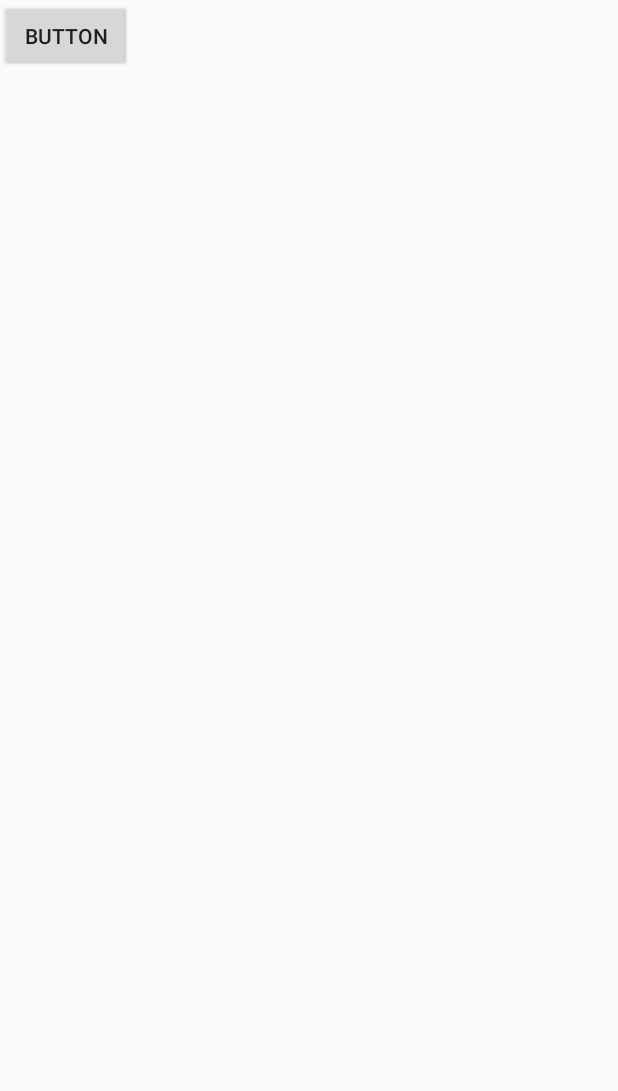
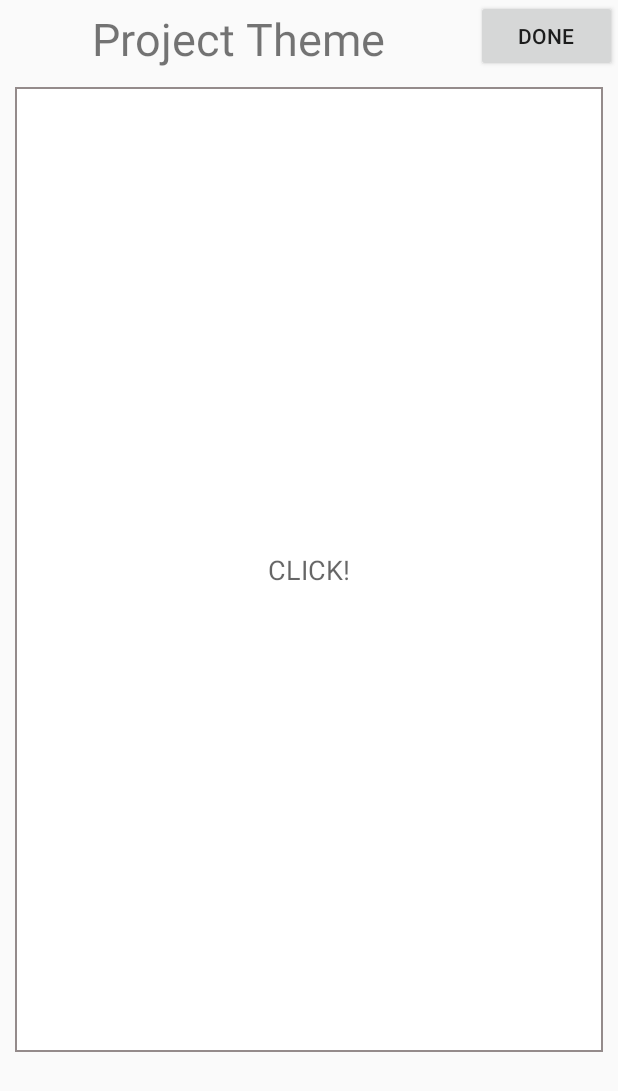
Before and after one commit to SeonA1223/cocoding_Github, an Android app: the Idea_Topic screen opened directly, with no data from a screen before it, on a phone screen of 412 x 824 dp. Shown: the top 1091 px of the screen. Run offline under Robolectric (Android 15) with nearby library versions, the light colour scheme and no system bars.

Commit message:
Idea 부분 Layout의 intent연결 완료. 다음에는 텍스트 입력 전달 코딩해야함.

```diff
--- a/app/src/main/AndroidManifest.xml
+++ b/app/src/main/AndroidManifest.xml
@@ -9,7 +9,7 @@
         android:roundIcon="@mipmap/ic_launcher_round"
         android:supportsRtl="true"
         android:theme="@style/AppTheme">
-        <activity android:name=".MainActivity"
+        <activity android:name=".SecondActivity"
             android:theme="@style/Theme.AppCompat.Light.NoActionBar">
             <intent-filter>
                 <action android:name="android.intent.action.MAIN" />
@@ -17,7 +17,8 @@
                 <category android:name="android.intent.category.LAUNCHER" />
             </intent-filter>
         </activity>
-        <activity android:name=".SecondActivity" />
+
+        <activity android:name=".Idea_subjectActivity"></activity>
         <activity android:name=".Idea.Idea_Topic"/>
         <activity android:name=".Idea.Idea_Topic_Contents"/>
         <activity android:name=".Idea.Idea_Algorithm"/>
--- /dev/null
+++ b/app/src/main/java/com/example/myapplication/Idea_subjectActivity.java
@@ -0,0 +1,6 @@
+package com.example.myapplication;
+
+import android.app.Activity;
+
+public class Idea_subjectActivity extends Activity {
+}
--- a/app/src/main/java/com/example/myapplication/SecondActivity.java
+++ b/app/src/main/java/com/example/myapplication/SecondActivity.java
@@ -2,11 +2,9 @@ package com.example.myapplication;
 
 import android.os.Bundle;
 import android.view.MenuItem;
-import android.widget.FrameLayout;
 
 import androidx.annotation.NonNull;
 import androidx.appcompat.app.AppCompatActivity;
-import androidx.fragment.app.Fragment;
 import androidx.fragment.app.FragmentManager;
 import androidx.fragment.app.FragmentTransaction;
 
@@ -21,7 +19,7 @@ public class SecondActivity extends AppCompatActivity {
     private FragmentManager fragmentManager = getSupportFragmentManager();
     private CodeFragment codeFragment = new CodeFragment();
     private FlowFragment flowFragment = new FlowFragment();
-    private IdeaFragment IdeaFragment = new IdeaFragment();
+    private com.example.myapplication.Fragment.IdeaFragment IdeaFragment = new IdeaFragment();
     private ObjectFragment objectFragment = new ObjectFragment();
 
     BottomNavigationView bottomNavigationView;
@@ -64,4 +62,6 @@ public class SecondActivity extends AppCompatActivity {
         }
     }
 
+
+
 }
--- /dev/null
+++ b/app/src/main/res/drawable/edittext_line.xml
@@ -0,0 +1,16 @@
+<?xml version="1.0" encoding="utf-8"?>
+<selector xmlns:android="http://schemas.android.com/apk/res/android">
+
+    <item>
+
+        <shape android:shape="rectangle">
+
+            <stroke android:width="1dp" android:color="#FF948B8B" />
+
+            <solid android:color="#FFFFFFFF" />
+
+        </shape>
+
+    </item>
+
+</selector>
--- a/app/src/main/res/layout/fragment_idea_topic.xml
+++ b/app/src/main/res/layout/fragment_idea_topic.xml
@@ -1,24 +1,51 @@
 <?xml version="1.0" encoding="utf-8"?>
-<androidx.constraintlayout.widget.ConstraintLayout
+<LinearLayout
     xmlns:android="http://schemas.android.com/apk/res/android"
     xmlns:app="http://schemas.android.com/apk/res-auto"
     xmlns:tools="http://schemas.android.com/tools"
     android:layout_width="match_parent"
-    android:layout_height="match_parent">
+    android:layout_height="match_parent"
+    android:orientation="vertical">
+
+    <LinearLayout
+    android:layout_width="match_parent"
+    android:layout_height="wrap_content"
+    android:orientation="horizontal">
+
+    <TextView
+        android:layout_width="wrap_content"
+        android:layout_height="wrap_content"
+        android:text="Project Theme"
+        android:textSize="30dp"
+        android:textAlignment="center"
+        android:paddingTop="5dp"
+        android:layout_weight="3.8"/>
 
     <Button
         android:id="@+id/button7"
         android:layout_width="wrap_content"
         android:layout_height="wrap_content"
-        android:text="Button"
-        tools:layout_editor_absoluteX="126dp"
-        tools:layout_editor_absoluteY="220dp" />
+        android:text="Done"
+        android:layout_gravity="end"
+        android:layout_weight="0.2"/>
 
-    <ImageView
-        android:id="@+id/imageView2"
-        android:layout_width="wrap_content"
-        android:layout_height="wrap_content"
-        app:srcCompat="@drawable/ic_mypage_main_icon"
-        tools:layout_editor_absoluteX="104dp"
-        tools:layout_editor_absoluteY="320dp" />
-</androidx.constraintlayout.widget.ConstraintLayout>
+</LinearLayout>
+
+
+    <LinearLayout
+        android:layout_width="match_parent"
+        android:layout_height="wrap_content">
+
+        <EditText
+            android:id="@+id/edit_topic"
+            android:layout_width="match_parent"
+            android:layout_height="match_parent"
+            android:hint="CLICK!"
+            android:textAlignment="center"
+            android:lines="30"
+            android:layout_margin="10dp"
+            android:background="@drawable/edittext_line"/>
+
+    </LinearLayout>
+
+</LinearLayout>
```
Also changed, not shown: app/src/main/java/com/example/myapplication/Fragment/IdeaFragment.java (+26 -9 lines), app/src/main/java/com/example/myapplication/Fragment/Idea_subjectActivity.java (added, +29 -0 lines), app/src/main/java/com/example/myapplication/Idea/Idea_Algorithm.java (+49 -8 lines), app/src/main/res/layout/fragment_idea.xml (+9 -6 lines), app/src/main/res/layout/fragment_idea_algorithm.xml (+42 -3 lines), app/src/main/res/layout/fragment_idea_topic_contents.xml (+46 -3 lines), app/src/main/res/layout/idea_subject.xml (added, +26 -0 lines).
